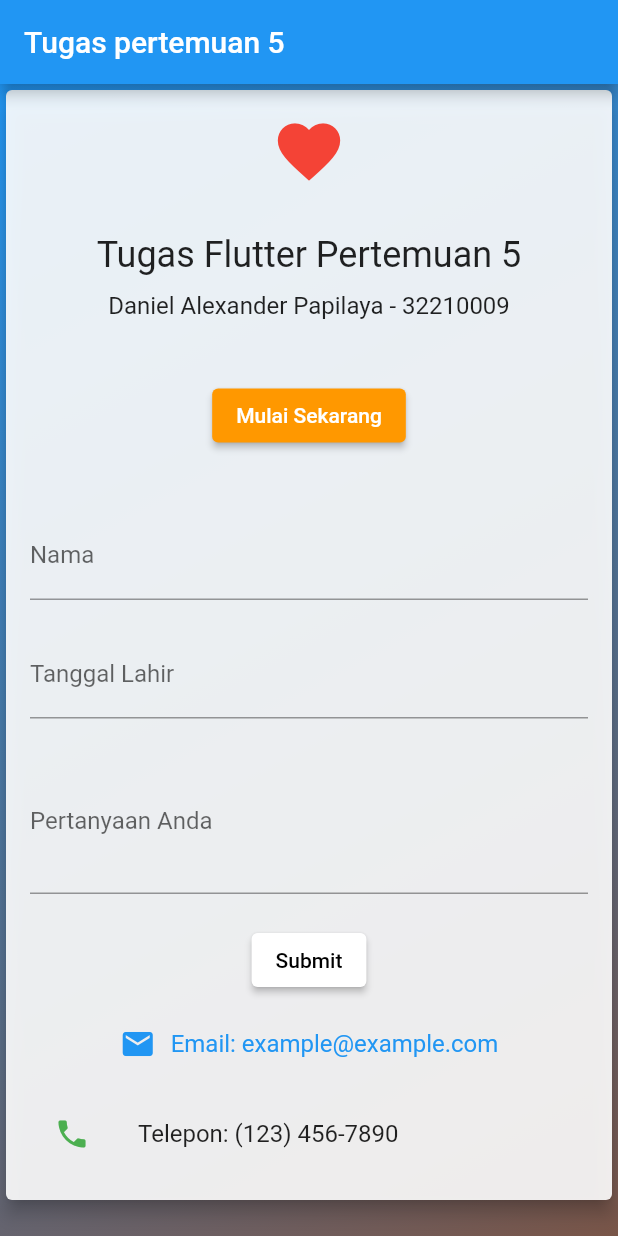
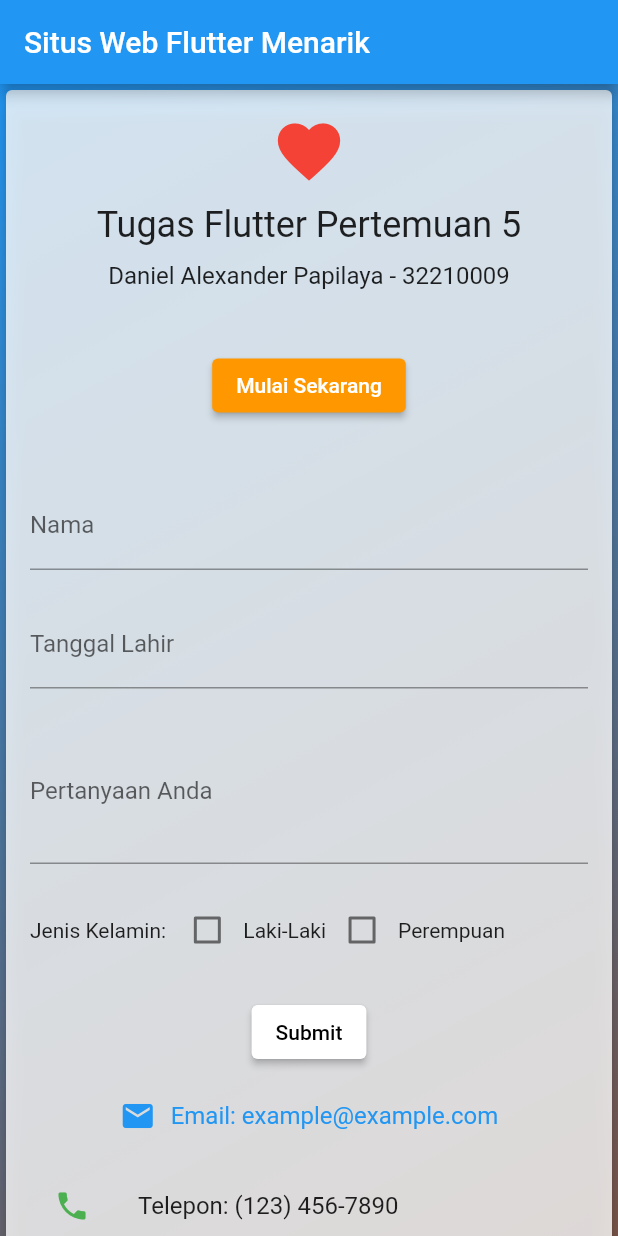
Before and after one commit to Suspection22/pert5, a Flutter app: the screen it shows after launch, on a phone screen of 412 x 824 dp. Run offline on Flutter 3.47's test engine with Material 2 defaults, Android fonts, the light colour scheme and no system bars.

Commit message:
first commit

```diff
--- a/lib/main.dart
+++ b/lib/main.dart
@@ -10,7 +10,7 @@
     return MaterialApp(
       home: Scaffold(
         appBar: AppBar(
-          title: Text('Tugas pertemuan 5  '),
+          title: Text('Situs Web Flutter Menarik'),
         ),
         body: MyHomePage(),
       ),
@@ -18,10 +18,16 @@
   }
 }
 
-class MyHomePage extends StatelessWidget {
+class MyHomePage extends StatefulWidget {
+  @override
+  _MyHomePageState createState() => _MyHomePageState();
+}
+
+class _MyHomePageState extends State<MyHomePage> {
   final TextEditingController nameController = TextEditingController();
   final TextEditingController dobController = TextEditingController();
   final TextEditingController questionController = TextEditingController();
+  bool isMale = false; // Untuk pemilihan jenis kelamin
 
   @override
   Widget build(BuildContext context) {
@@ -38,7 +44,7 @@
           children: <Widget>[
             Card(
               elevation: 5,
-              color: Colors.white.withOpacity(0.9),
+              color: Colors.white.withOpacity(0.8),
               child: Padding(
                 padding: const EdgeInsets.all(16.0),
                 child: Column(
@@ -48,7 +54,6 @@
                       size: 50,
                       color: Colors.red,
                     ),
-                    SizedBox(height: 20),
                     SizedBox(height: 10),
                     Text(
                       'Tugas Flutter Pertemuan 5',
@@ -95,6 +100,30 @@
                       controller: questionController,
                       decoration: InputDecoration(labelText: 'Pertanyaan Anda'),
                       maxLines: 3,
+                    ),
+                    SizedBox(height: 20),
+                    Row(
+                      children: <Widget>[
+                        Text('Jenis Kelamin: '),
+                        Checkbox(
+                          value: isMale,
+                          onChanged: (bool? value) {
+                            setState(() {
+                              isMale = value!;
+                            });
+                          },
+                        ),
+                        Text('Laki-Laki'),
+                         Checkbox(
+                          value: isMale,
+                          onChanged: (bool? value) {
+                            setState(() {
+                              isMale = value!;
+                            });
+                          },
+                        ),
+                        Text('Perempuan'),
+                      ],
                     ),
                     SizedBox(height: 20),
                     ElevatedButton(
```
